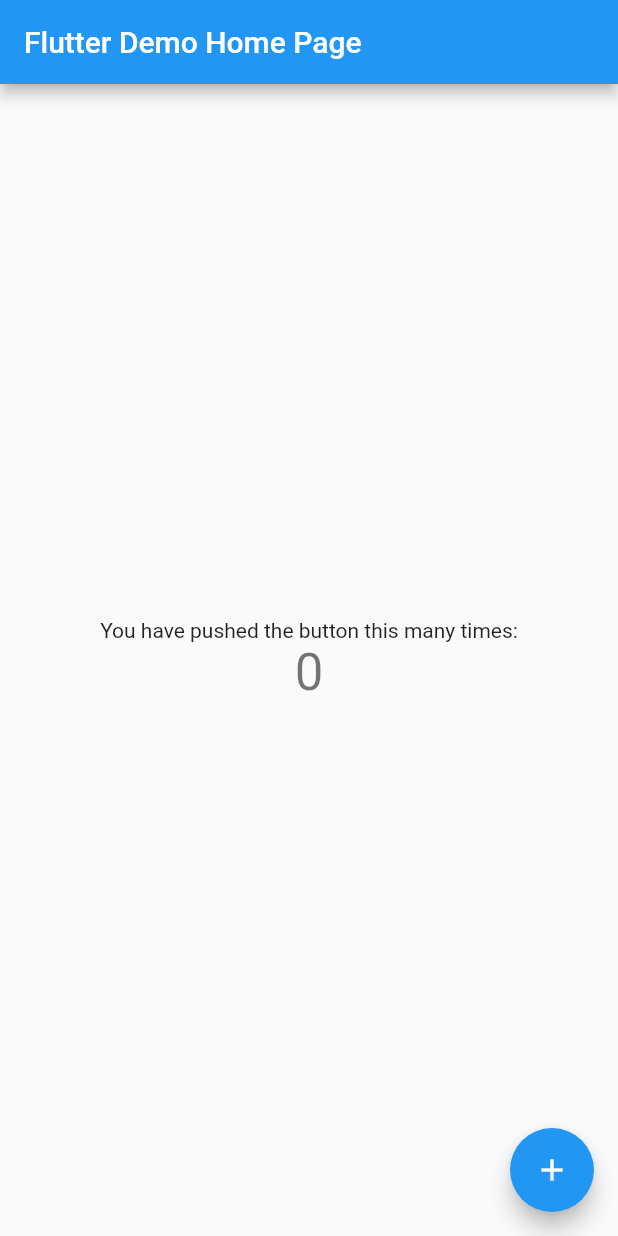
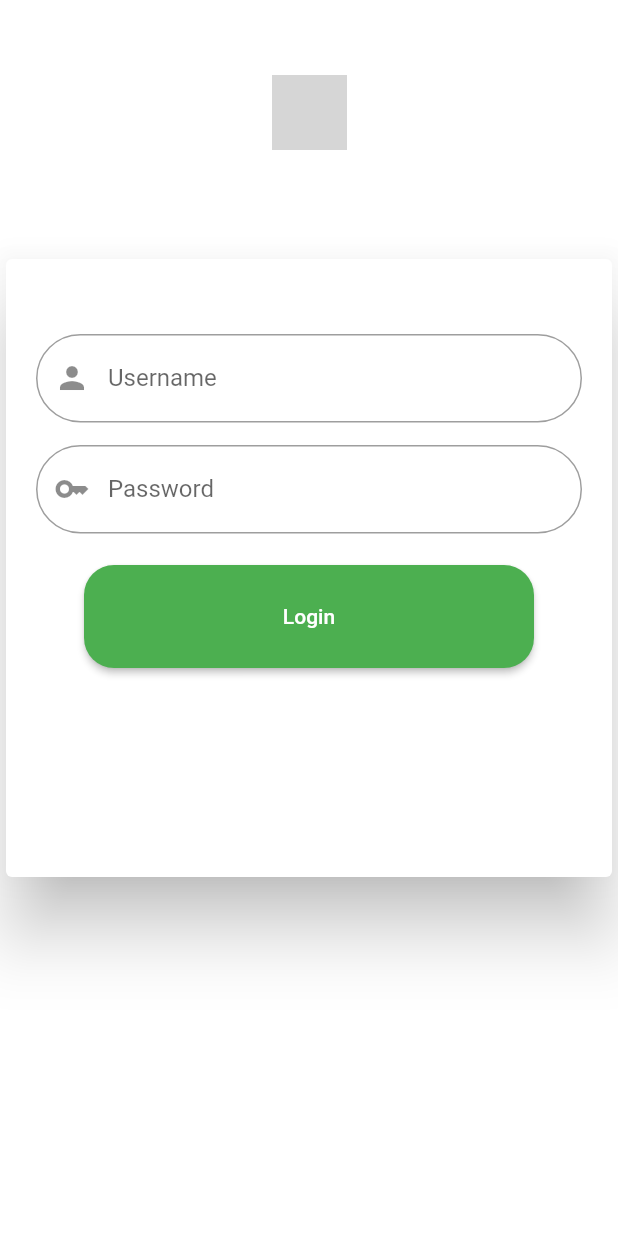
Before and after one commit to manojrao99/cultyvateserviceapp, a Flutter app: the screen it shows after launch, on a phone screen of 412 x 824 dp. Run offline on Flutter 3.47's test engine with Material 2 defaults, Android fonts, the phone set to English and light mode, and no system bars; our stand-ins replace get; grey boxes are pictures that could not be loaded.

Commit message:
26-10-2022

```diff
--- a/lib/main.dart
+++ b/lib/main.dart
@@ -1,115 +1,140 @@
+// @dart=2.9
 import 'package:flutter/material.dart';
+import 'package:get/get.dart';
+import '/dashboard.dart';
 
-void main() {
-  runApp(const MyApp());
+void main()  {
+  runApp(MyApp());
 }
 
 class MyApp extends StatelessWidget {
-  const MyApp({Key? key}) : super(key: key);
-
-  // This widget is the root of your application.
   @override
   Widget build(BuildContext context) {
-    return MaterialApp(
-      title: 'Flutter Demo',
-      theme: ThemeData(
-        // This is the theme of your application.
-        //
-        // Try running your application with "flutter run". You'll see the
-        // application has a blue toolbar. Then, without quitting the app, try
-        // changing the primarySwatch below to Colors.green and then invoke
-        // "hot reload" (press "r" in the console where you ran "flutter run",
-        // or simply save your changes to "hot reload" in a Flutter IDE).
-        // Notice that the counter didn't reset back to zero; the application
-        // is not restarted.
-        primarySwatch: Colors.blue,
-      ),
-      home: const MyHomePage(title: 'Flutter Demo Home Page'),
+    return GetMaterialApp(
+      debugShowCheckedModeBanner: false,
+      home: login(),
     );
   }
 }
 
-class MyHomePage extends StatefulWidget {
-  const MyHomePage({Key? key, required this.title}) : super(key: key);
-
-  // This widget is the home page of your application. It is stateful, meaning
-  // that it has a State object (defined below) that contains fields that affect
-  // how it looks.
-
-  // This class is the configuration for the state. It holds the values (in this
-  // case the title) provided by the parent (in this case the App widget) and
-  // used by the build method of the State. Fields in a Widget subclass are
-  // always marked "final".
-
-  final String title;
-
+class login extends StatefulWidget {
   @override
-  State<MyHomePage> createState() => _MyHomePageState();
+  State<StatefulWidget> createState() {
+    return _login();
+  }
 }
 
-class _MyHomePageState extends State<MyHomePage> {
-  int _counter = 0;
-
-  void _incrementCounter() {
-    setState(() {
-      // This call to setState tells the Flutter framework that something has
-      // changed in this State, which causes it to rerun the build method below
-      // so that the display can reflect the updated values. If we changed
-      // _counter without calling setState(), then the build method would not be
-      // called again, and so nothing would appear to happen.
-      _counter++;
-    });
-  }
-
+class _login extends State<login> {
+  var width,hieght;
+  bool error = false;
+  TextEditingController username = new TextEditingController();
+  TextEditingController password = new TextEditingController();
   @override
   Widget build(BuildContext context) {
-    // This method is rerun every time setState is called, for instance as done
-    // by the _incrementCounter method above.
-    //
-    // The Flutter framework has been optimized to make rerunning build methods
-    // fast, so that you can just rebuild anything that needs updating rather
-    // than having to individually change instances of widgets.
+    width = MediaQuery.of(context).size.width;
+    hieght = MediaQuery.of(context).size.height;
     return Scaffold(
-      appBar: AppBar(
-        // Here we take the value from the MyHomePage object that was created by
-        // the App.build method, and use it to set our appbar title.
-        title: Text(widget.title),
-      ),
-      body: Center(
-        // Center is a layout widget. It takes a single child and positions it
-        // in the middle of the parent.
-        child: Column(
-          // Column is also a layout widget. It takes a list of children and
-          // arranges them vertically. By default, it sizes itself to fit its
-          // children horizontally, and tries to be as tall as its parent.
-          //
-          // Invoke "debug painting" (press "p" in the console, choose the
-          // "Toggle Debug Paint" action from the Flutter Inspector in Android
-          // Studio, or the "Toggle Debug Paint" command in Visual Studio Code)
-          // to see the wireframe for each widget.
-          //
-          // Column has various properties to control how it sizes itself and
-          // how it positions its children. Here we use mainAxisAlignment to
-          // center the children vertically; the main axis here is the vertical
-          // axis because Columns are vertical (the cross axis would be
-          // horizontal).
-          mainAxisAlignment: MainAxisAlignment.center,
-          children: <Widget>[
-            const Text(
-              'You have pushed the button this many times:',
-            ),
-            Text(
-              '$_counter',
-              style: Theme.of(context).textTheme.headline4,
-            ),
-          ],
-        ),
-      ),
-      floatingActionButton: FloatingActionButton(
-        onPressed: _incrementCounter,
-        tooltip: 'Increment',
-        child: const Icon(Icons.add),
-      ), // This trailing comma makes auto-formatting nicer for build methods.
-    );
+        backgroundColor: Colors.white,
+        body: SafeArea(
+          child: SingleChildScrollView(
+              child: Column(children: <Widget>[
+                SizedBox(
+                  height: 50,
+                ),
+                Image.asset(
+                  'assets/images/cultyvate.png',
+                  height: 50,
+                ),
+                SizedBox(
+                    height: hieght/12
+                ),
+                Card(
+                  // color: Color(0xFFB9F6CA),
+                  color: Colors.white,
+                  elevation: 20,
+                  child: SizedBox(
+                    width: width,
+                    height: hieght/2,
+                    child: Column(
+                      children: <Widget>[
+                        SizedBox(
+                          height: 40,
+                        ),
+                        Container(
+                          padding: EdgeInsets.fromLTRB(20, 10, 20, 5),
+                          child: TextFormField(
+                            controller: username,
+                            decoration: InputDecoration(
+                              prefixIcon: Icon(Icons.person),
+                              labelText: 'Username',
+                              border: OutlineInputBorder(
+                                  borderRadius: BorderRadius.circular(30)),
+                              counter: Offstage(),
+                            ),
+                          ),
+                        ),
+                        Container(
+                          padding: EdgeInsets.fromLTRB(20, 10, 20, 5),
+                          child: TextFormField(
+                            controller: password,
+                            obscureText: true,
+                            decoration: InputDecoration(
+                              prefixIcon: Icon(Icons.key),
+                              labelText: 'Password',
+                              border: OutlineInputBorder(
+                                  borderRadius: BorderRadius.circular(30)),
+                              counter: Offstage(),
+                            ),
+                          ),
+                        ),
+                        error
+                            ? Text(
+                          'Invalid Username and Password',
+                          style: TextStyle(color: Colors.red, fontSize: 15),
+                        )
+                            : Text(''),
+                        MaterialButton(
+                          height: hieght/12,
+                          minWidth: 300,
+                          shape: RoundedRectangleBorder(
+                              borderRadius: new BorderRadius.circular(20)
+                          ),
+                          onPressed: () {
+                            if (username.text == "user" &&
+                                password.text == "cultYvate") {
+                              setState(() {
+                                error = false;
+                              });
+                              Get.to(Dashboard());
+                              // Navigator.pushReplacement(
+                              //     context,
+                              //     MaterialPageRoute(builder: (BuildContext context) => Dashboard()));
+                            } else {
+                              setState(() {
+                                error = true;
+                              });
+                            }
+                          },
+                          child: Text(
+                            'Login',
+                            style: TextStyle(color: Colors.white),
+                          ),
+                          color: Colors.green,
+                        ),
+                      ],
+                    ),
+                  ),
+                ),
+                // Row(
+                //   mainAxisAlignment: MainAxisAlignment.center,
+                //   children: [
+                //     IconButton(onPressed: null, icon: Icon(MdiIcons.instagram,size: 35,color: Colors.red,)),
+                //     IconButton(onPressed: null, icon: Icon(MdiIcons.facebook,size: 35,color: Colors.blue,)),
+                //     IconButton(onPressed: null, icon: Icon(MdiIcons.linkedin,size: 35,color: Colors.blueAccent,)),
+                //     IconButton(onPressed: null, icon: Icon(MdiIcons.youtube,size: 35,color: Colors.red,)),
+                //   ],
+                // )
+              ])),
+        ));
   }
 }
```
Also changed, not shown: pubspec.yaml (+39 -2 lines), pubspec.lock, 2 other files.
